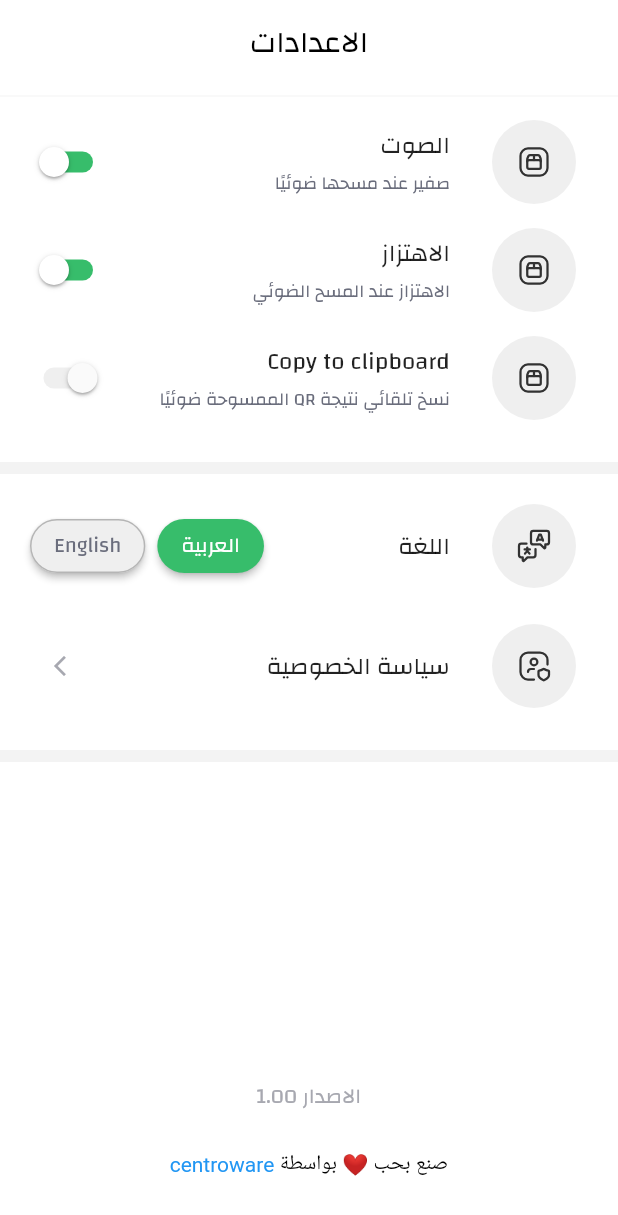
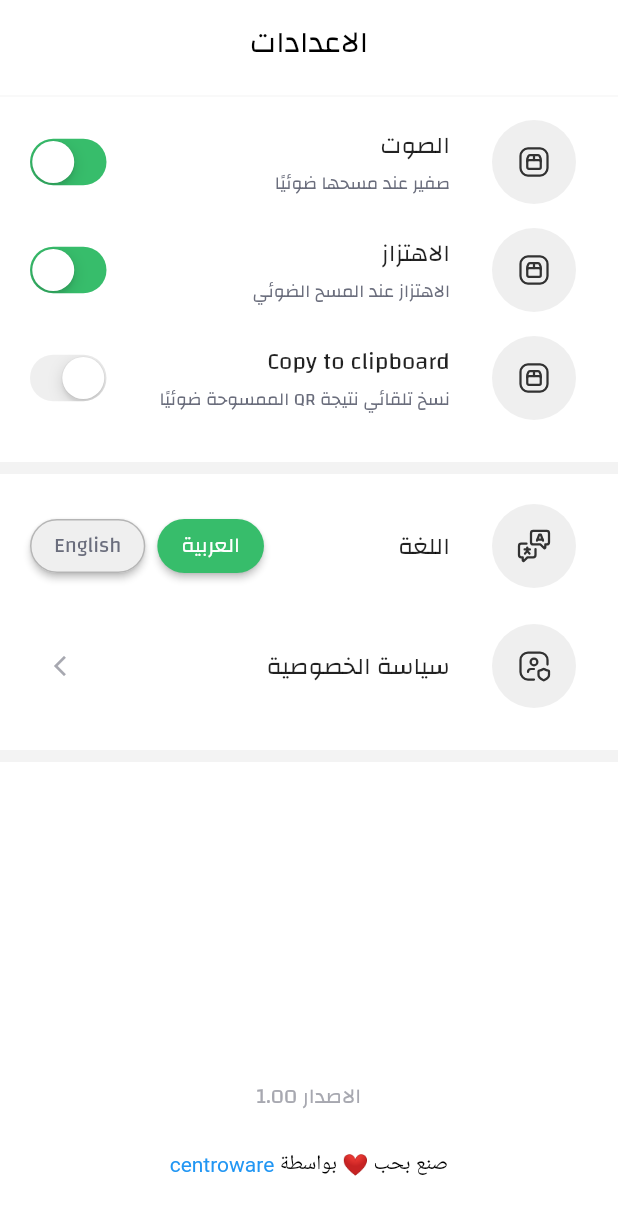
Before and after one commit to mohamedabosido/QR-Code-Flutter, a Flutter app: the SettingsScreen screen opened directly, after a tap on "العربية", on a phone screen of 412 x 824 dp. Shown: the top 1215 px of the screen. Run offline on Flutter 3.47's test engine with Material 2 defaults, Android fonts, the phone set to English and light mode, and no system bars; our stand-ins replace flutter_slidable, flutter_svg, get, image_picker, lottie, qr_flutter and 2 more; missing offline and left inert: flutter_beep, flutter_share, mobile_scanner, scan; accounts and stored records are empty.

Commit message:
Home Page Commit

```diff
--- a/lib/locale/locale.dart
+++ b/lib/locale/locale.dart
@@ -19,13 +19,14 @@ class MyLocale implements Translations {
           'Privacy Policy': 'سياسة الخصوصية',
           'Version': 'الاصدار',
           'made': 'صنع بحب ❤️ بواسطة ',
-          'open': 'فتح الموقع',
-          'copy': 'نسخ الموقع',
+          'open': 'فتح',
+          'copy': 'نسخ',
           'share': 'مشاركة',
           'Scan-code': 'مسح الكود',
           'Deleted Qr Code': 'تم ازالة Qr ',
           'Please Choose a valid Photo': 'الرجاء اضافة صورة صحيحة',
           'Just Qr Code': 'فقط Qr كود',
+          'scanned': 'مسحت'
         },
         'en': {
           'Scan': 'Scan',
@@ -43,13 +44,14 @@ class MyLocale implements Translations {
           'Privacy Policy': 'Privacy Policy',
           'Version': 'Version',
           'made': 'made with ❤️ by ',
-          'open': 'Open website',
-          'copy': 'Copy website',
+          'open': 'Open',
+          'copy': 'Copy',
           'share': 'Share',
           'Scan-code': 'Scan code',
           'Deleted Qr Code': 'Deleted Qr Code',
           'Please Choose a valid Photo': 'Please Choose a valid Photo',
           'Just Qr Code': 'Just Qr Code',
+          'scanned': 'scanned'
         },
       };
 }
--- a/lib/view/history_screen.dart
+++ b/lib/view/history_screen.dart
@@ -67,7 +67,9 @@ class HistoryScreen extends StatelessWidget {
                               radius: 40,
                               backgroundColor: kCircleColor,
                               child: Image.asset(
-                                'images/qr_code.png',
+                                controller.history[index].type == 'product'
+                                    ? 'images/bar_code.png'
+                                    : 'images/qr_code.png',
                                 width: 20,
                                 height: 20,
                               ),
@@ -78,7 +80,7 @@ class HistoryScreen extends StatelessWidget {
                                   fontWeight: FontWeight.w500, fontSize: 16),
                             ),
                             subtitle: Text(
-                              '${controller.history[index].type} - website - ${controller.history[index].time!.day}/${controller.history[index].time!.month}/${controller.history[index].time!.year} - ${controller.history[index].time!.hour}:${controller.history[index].time!.minute}',
+                              '${controller.history[index].type} - ${"scanned".tr} - ${controller.history[index].time!.day}/${controller.history[index].time!.month}/${controller.history[index].time!.year} - ${controller.history[index].time!.hour}:${controller.history[index].time!.minute}',
                               style: TextStyle(
                                   color: kSecondaryTextColor, fontSize: 12),
                             ),
--- a/lib/view/home_screen.dart
+++ b/lib/view/home_screen.dart
@@ -1,5 +1,3 @@
-import 'dart:io';
-
 import 'package:flutter/material.dart';
 import 'package:flutter/services.dart';
 import 'package:flutter_beep/flutter_beep.dart';
@@ -39,10 +37,15 @@ class _HomeScreenState extends State<HomeScreen> {
         child: Stack(
           children: [
             MobileScanner(
-              allowDuplicates: true,
+              allowDuplicates: false,
               controller: cameraController,
               onDetect: (barcode, args) {
-                saveQr(result: barcode.rawValue!, type: barcode.format);
+                if (barcode.rawValue == null) {
+                  debugPrint('Failed to scan Barcode');
+                } else {
+                  cameraController.stop;
+                  saveQr(result: barcode.rawValue!, type: barcode.type.name);
+                }
               },
             ),
             Positioned(
@@ -116,14 +119,13 @@ class _HomeScreenState extends State<HomeScreen> {
                 child: Container(
                   decoration: BoxDecoration(
                     border: Border.all(
-                      color: const Color.fromARGB(255, 152, 241, 187)
-                          .withOpacity(0.4),
-                      width: 4,
+                      color: kPrimaryColor.withOpacity(0.4),
+                      width: 10,
                     ),
                     borderRadius: BorderRadius.circular(8),
                   ),
-                  width: 200,
-                  height: 200,
+                  width: 250,
+                  height: 250,
                   child: Lottie.asset(
                     'images/scan.json',
                   ),
--- a/lib/view/result_screen.dart
+++ b/lib/view/result_screen.dart
@@ -72,7 +72,7 @@ class ResultScreen extends StatelessWidget {
               crossAxisAlignment: CrossAxisAlignment.start,
               children: [
                 Text(
-                  'Website'.tr,
+                  qr.type,
                   style: const TextStyle(
                     color: Colors.black,
                     fontWeight: FontWeight.w500,
@@ -95,7 +95,7 @@ class ResultScreen extends StatelessWidget {
                 ),
                 SizedBox(height: kDefaultPadding / 2),
                 Text(
-                  'QR code scanned ${qr.time!.day}/${qr.time!.month}/${qr.time!.year} - ${qr.time!.hour}:${qr.time!.minute}',
+                  '${qr.type} ${"scanned".tr} ${qr.time!.day}/${qr.time!.month}/${qr.time!.year} - ${qr.time!.hour}:${qr.time!.minute}',
                   style: TextStyle(
                     color: kSecondaryTextColor,
                     fontWeight: FontWeight.w500,
--- a/lib/widgets/switch_list_tile.dart
+++ b/lib/widgets/switch_list_tile.dart
@@ -1,3 +1,4 @@
+import 'package:flutter/cupertino.dart';
 import 'package:flutter/material.dart';
 import 'package:flutter_qr/constant/constants.dart';
 import 'package:flutter_qr/prefs/user_preferences_controller.dart';
@@ -43,10 +44,10 @@ class _AppSwitchListTileState extends State<AppSwitchListTile> {
         widget.subTitle,
         style: TextStyle(color: kSecondaryTextColor, fontSize: 12),
       ),
-      trailing: Switch(
-        activeColor: Colors.white,
-        activeTrackColor: kPrimaryColor,
-        inactiveTrackColor: kCircleColor,
+      trailing: CupertinoSwitch(
+        thumbColor: Colors.white,
+        trackColor: kCircleColor,
+        activeColor: kPrimaryColor,
         value: widget.value,
         onChanged: (value) {
           setState(() {
```
Also changed, not shown: lib/view/history_result_screen.dart (+28 -6 lines), images/QR.png (deleted).
